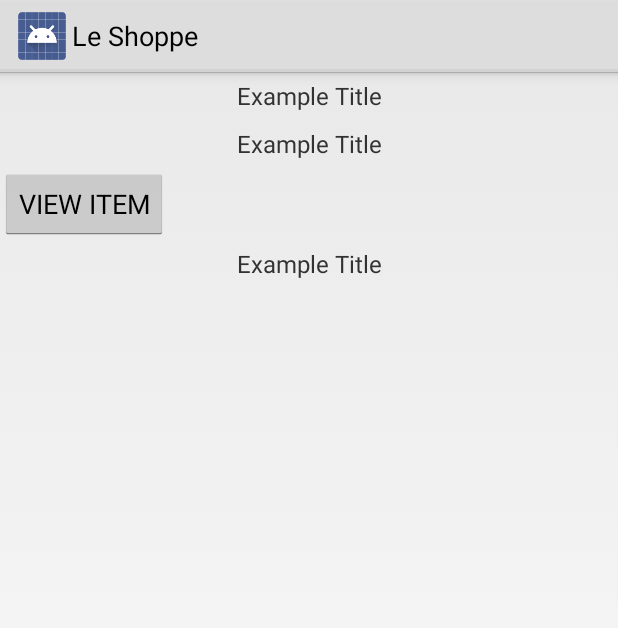
After one commit to nicklawls/Shopping, an Android app: the layout fragment_cart_list.xml on its own in the app's theme, with its tools: preview values and no code run, on a phone screen of 412 x 824 dp. The commit adds this screen. Shown: the top 628 px of the screen. Run offline under Robolectric (Android 15) with nearby library versions, the phone set to English and light mode, and no system bars.

Commit message:
w/ cart stuff

```diff
--- a/app/src/main/java/com/example/nicklawler222/shopping/MainActivity.java
+++ b/app/src/main/java/com/example/nicklawler222/shopping/MainActivity.java
@@ -465,7 +465,6 @@ public class MainActivity extends Activity {
         String uname = DataHolder.getInstance().getData();
 
 
-        Toast.makeText(getApplicationContext(), "Added to WishList", Toast.LENGTH_SHORT).show();
 
         AddToSomethingTask addToWishList = new AddToSomethingTask("wish_list", pno, uname);
         addToWishList.execute((Void) null);
--- /dev/null
+++ b/app/src/main/res/layout/fragment_cart_list.xml
@@ -0,0 +1,37 @@
+<?xml version="1.0" encoding="utf-8"?>
+
+<LinearLayout xmlns:android="http://schemas.android.com/apk/res/android"
+    android:orientation="vertical" android:layout_width="match_parent"
+    android:layout_height="match_parent">
+    <TextView
+        android:id="@+id/titleTextView"
+        android:text="Example Title"
+        android:textSize="16sp"
+        android:layout_height="32dp"
+        android:layout_width="match_parent"
+        android:gravity="center"></TextView>
+    <TextView
+        android:id="@+id/itemPriceView"
+        android:text="Example Title"
+        android:textSize="16sp"
+        android:layout_height="32dp"
+        android:layout_width="match_parent"
+        android:gravity="center"></TextView>
+
+
+    <Button
+        android:id="@+id/cart_view_button"
+        android:layout_width="wrap_content"
+        android:layout_height="wrap_content"
+        android:text="VIEW ITEM"
+        />
+
+    <TextView
+        android:id="@+id/itemTotalPriceView"
+        android:text="Example Title"
+        android:textSize="16sp"
+        android:layout_height="32dp"
+        android:layout_width="match_parent"
+        android:gravity="center"></TextView>
+
+</LinearLayout>
```
Also changed, not shown: app/src/main/java/com/example/nicklawler222/shopping/CartFragment.java (+20 -4 lines), app/src/main/java/com/example/nicklawler222/shopping/CartListAdapter.java (added, +77 -0 lines), app/src/main/java/com/example/nicklawler222/shopping/CartListDisplayFragment.java (added, +147 -0 lines), app/src/main/java/com/example/nicklawler222/shopping/CartListItem.java (added, +29 -0 lines).
